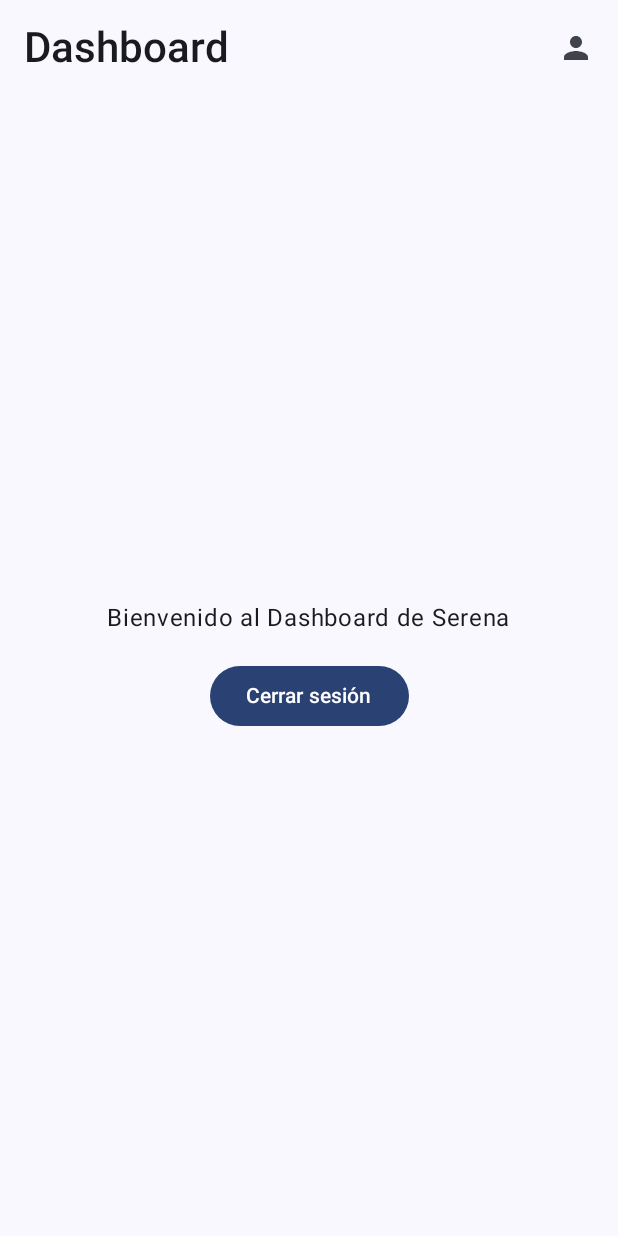
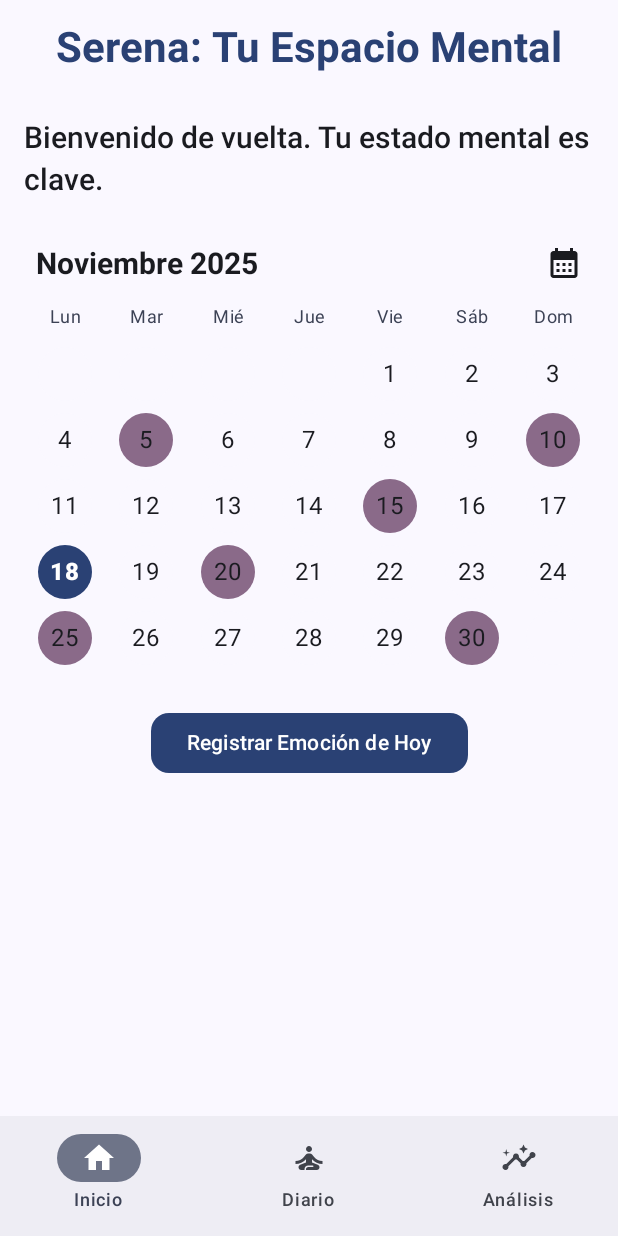
Before and after one commit to SolgreyDuocUC/Serena.sdk, an Android app built with Jetpack Compose: the screen it shows after launch (MainActivity), after a tap on "Iniciar sesión", on a phone screen of 412 x 824 dp. Run offline under Robolectric (Android 15) with nearby library versions, the phone set to English and light mode, and no system bars.

Commit message:
HomeApp Mockup creado

```diff
--- a/app/src/main/java/com/duocuc/serena/MainActivity.kt
+++ b/app/src/main/java/com/duocuc/serena/MainActivity.kt
@@ -3,15 +3,19 @@ package com.duocuc.serena
 import android.os.Bundle
 import androidx.activity.ComponentActivity
 import androidx.activity.compose.setContent
+import androidx.activity.enableEdgeToEdge
+import androidx.navigation.compose.rememberNavController
 import com.duocuc.serena.navigation.AppNav
 import com.duocuc.serena.ui.theme.theme.SerenaTheme
 
 class MainActivity : ComponentActivity() {
     override fun onCreate(savedInstanceState: Bundle?) {
         super.onCreate(savedInstanceState)
+        enableEdgeToEdge()
         setContent {
             SerenaTheme {
-                AppNav()
+                val navController = rememberNavController()
+                AppNav(navController)
             }
         }
     }
--- a/app/src/main/java/com/duocuc/serena/navigation/AppNav.kt
+++ b/app/src/main/java/com/duocuc/serena/navigation/AppNav.kt
@@ -2,6 +2,7 @@ package com.duocuc.serena.navigation
 
 import androidx.compose.runtime.Composable
 import androidx.compose.runtime.LaunchedEffect
+import androidx.navigation.NavHostController
 import androidx.navigation.compose.NavHost
 import androidx.navigation.compose.composable
 import androidx.navigation.compose.rememberNavController
@@ -9,25 +10,28 @@ import com.duocuc.serena.ui.theme.screens.*
 import kotlinx.coroutines.delay
 
 @Composable
-fun AppNav() {
+fun AppNav(navController1: NavHostController) {
+    // Este controlador es el principal de navegación de la app
     val navController = rememberNavController()
 
     NavHost(navController = navController, startDestination = Route.Splash.path) {
+
+        // --- Splash ---
         composable(Route.Splash.path) {
-            // Use HomeScreen as the animated splash screen
             HomeScreen()
             LaunchedEffect(Unit) {
-                delay(3000) // Display for 3 seconds
+                delay(3000)
                 navController.navigate(Route.Login.path) {
-                    // Pop up to the splash screen to remove it from the back stack
                     popUpTo(Route.Splash.path) { inclusive = true }
                 }
             }
         }
+
+        // --- Login ---
         composable(Route.Login.path) {
             LoginScreen(
                 onLoginSuccess = {
-                    navController.navigate(Route.Dashboard.path) {
+                    navController.navigate(Route.Home.path) {
                         popUpTo(Route.Login.path) { inclusive = true }
                     }
                 },
@@ -36,28 +40,37 @@ fun AppNav() {
                 }
             )
         }
+
+        // --- Registro ---
         composable(Route.Register.path) {
             RegisterScreen(
                 onRegisterSuccess = {
-                     navController.navigate(Route.Login.path) {
+                    navController.navigate(Route.Login.path) {
                         popUpTo(Route.Login.path) { inclusive = true }
-                     }
+                    }
                 },
                 onNavigateToLogin = { navController.popBackStack() }
             )
         }
-        composable(Route.Dashboard.path) {
-            DashboardScreen(
-                onLogout = {
-                    navController.navigate(Route.Login.path) {
-                        popUpTo(Route.Dashboard.path) { inclusive = true }
-                    }
-                },
-                onNavigateToProfile = {
-                    navController.navigate(Route.Profile.path)
-                }
+
+        // --- Pantalla Principal (HomeAppScreen) ---
+        composable(Route.Home.path) {
+            HomeAppScreen(nav = navController)
+        }
+
+        // --- Subpantallas internas ---
+        composable(Route.Journal.path) {
+            JournalScreen(
+                onNavigateBack = { navController.popBackStack() }
             )
         }
+
+        composable(Route.Analysis.path) {
+            AnalysisScreen(
+                onNavigateBack = { navController.popBackStack() }
+            )
+        }
+
         composable(Route.Profile.path) {
             ProfileScreen(
                 onNavigateBack = { navController.popBackStack() }
@@ -65,3 +78,13 @@ fun AppNav() {
         }
     }
 }
+
+@Composable
+fun AnalysisScreen(onNavigateBack: () -> Boolean) {
+    TODO("Not yet implemented")
+}
+
+@Composable
+fun JournalScreen(onNavigateBack: () -> Boolean) {
+    TODO("Not yet implemented")
+}
--- a/app/src/main/java/com/duocuc/serena/navigation/Routes.kt
+++ b/app/src/main/java/com/duocuc/serena/navigation/Routes.kt
@@ -4,6 +4,8 @@ sealed class Route(val path: String) {
     object Splash : Route("splash")
     object Login : Route("login")
     object Register : Route("register")
-    object Dashboard : Route("dashboard")
+    object Home : Route("home")
+    object Journal : Route("journal")
+    object Analysis : Route("analysis")
     object Profile : Route("profile")
 }
--- a/app/src/main/java/com/duocuc/serena/service/UserUiService.kt
+++ /dev/null
@@ -1,5 +0,0 @@
-package com.duocuc.serena.service
-
-public interface UserUiService {
-
-}
--- /dev/null
+++ b/app/src/main/java/com/duocuc/serena/ui/theme/screens/HomeAppScreen.kt
@@ -0,0 +1,211 @@
+package com.duocuc.serena.ui.theme.screens
+
+import androidx.compose.foundation.background
+import androidx.compose.foundation.layout.*
+import androidx.compose.foundation.shape.RoundedCornerShape
+import androidx.compose.material.icons.Icons
+import androidx.compose.material.icons.filled.CalendarMonth
+import androidx.compose.material.icons.filled.Home
+import androidx.compose.material.icons.filled.Insights
+import androidx.compose.material.icons.filled.SelfImprovement
+import androidx.compose.material3.*
+import androidx.compose.runtime.*
+import androidx.compose.ui.Alignment
+import androidx.compose.ui.Modifier
+import androidx.compose.ui.draw.clip
+import androidx.compose.ui.text.font.FontWeight
+import androidx.compose.ui.text.style.TextAlign
+import androidx.compose.ui.unit.dp
+import androidx.navigation.NavController
+import com.duocuc.serena.navigation.Route
+
+// ----------------------
+// MODELOS Y CONFIGURACIÓN
+// ----------------------
+data class BottomNavItem(
+    val route: Route,
+    val icon: androidx.compose.ui.graphics.vector.ImageVector,
+    val label: String
+)
+
+private val bottomNavItems = listOf(
+    BottomNavItem(Route.Home, Icons.Filled.Home, "Inicio"),
+    BottomNavItem(Route.Journal, Icons.Filled.SelfImprovement, "Diario"),
+    BottomNavItem(Route.Analysis, Icons.Filled.Insights, "Análisis")
+)
+
+// ----------------------
+// BARRA DE NAVEGACIÓN INFERIOR
+// ----------------------
+@Composable
+fun BottomNavBar(navController: NavController) {
+    var selectedItem by remember { mutableStateOf(Route.Home.path) }
+
+    NavigationBar(containerColor = MaterialTheme.colorScheme.surfaceContainer) {
+        bottomNavItems.forEach { item ->
+            NavigationBarItem(
+                icon = { Icon(item.icon, contentDescription = item.label) },
+                label = { Text(item.label) },
+                selected = selectedItem == item.route.path,
+                onClick = {
+                    selectedItem = item.route.path
+                    navController.navigate(item.route.path) {
+                        popUpTo(Route.Home.path) { inclusive = false }
+                        launchSingleTop = true
+                    }
+                }
+            )
+        }
+    }
+}
+
+// ----------------------
+// CALENDARIO SIMPLIFICADO
+// ----------------------
+@Composable
+fun CalendarView() {
+    val daysOfWeek = listOf("Lun", "Mar", "Mié", "Jue", "Vie", "Sáb", "Dom")
+
+    Column(
+        modifier = Modifier
+            .fillMaxWidth()
+            .padding(top = 16.dp)
+    ) {
+        // Encabezado del mes
+        Row(
+            modifier = Modifier
+                .fillMaxWidth()
+                .padding(horizontal = 8.dp),
+            horizontalArrangement = Arrangement.SpaceBetween,
+            verticalAlignment = Alignment.CenterVertically
+        ) {
+            Text(
+                "Noviembre 2025",
+                style = MaterialTheme.typography.titleMedium,
+                fontWeight = FontWeight.Bold
+            )
+            Icon(Icons.Default.CalendarMonth, contentDescription = "Cambiar mes")
+        }
+
+        Spacer(Modifier.height(16.dp))
+
+        // Días de la semana
+        Row(
+            modifier = Modifier.fillMaxWidth(),
+            horizontalArrangement = Arrangement.SpaceAround
+        ) {
+            daysOfWeek.forEach { day ->
+                Text(
+                    text = day,
+                    style = MaterialTheme.typography.bodySmall,
+                    color = MaterialTheme.colorScheme.secondary,
+                    textAlign = TextAlign.Center,
+                    modifier = Modifier.width(36.dp)
+                )
+            }
+        }
+
+        Spacer(Modifier.height(8.dp))
+
+        // Días del mes (mock)
+        val dummyDays = listOf(
+            null, null, null, null, 1, 2, 3,
+            4, 5, 6, 7, 8, 9, 10,
+            11, 12, 13, 14, 15, 16, 17,
+            18, 19, 20, 21, 22, 23, 24,
+            25, 26, 27, 28, 29, 30, null
+        )
+        val rows = dummyDays.chunked(7)
+        val today = 18
+
+        rows.forEach { row ->
+            Row(
+                modifier = Modifier
+                    .fillMaxWidth()
+                    .padding(vertical = 4.dp),
+                horizontalArrangement = Arrangement.SpaceAround
+            ) {
+                row.forEach { day ->
+                    val isToday = day == today
+                    val hasEntry = day != null && day % 5 == 0
+
+                    Box(
+                        modifier = Modifier
+                            .size(36.dp)
+                            .aspectRatio(1f)
+                            .clip(RoundedCornerShape(18.dp))
+                            .background(
+                                when {
+                                    isToday -> MaterialTheme.colorScheme.primary
+                                    hasEntry -> MaterialTheme.colorScheme.tertiaryContainer
+                                    else -> MaterialTheme.colorScheme.surface
+                                }
+                            ),
+                        contentAlignment = Alignment.Center
+                    ) {
+                        if (day != null) {
+                            Text(
+                                text = day.toString(),
+                                color = if (isToday)
+                                    MaterialTheme.colorScheme.onPrimary
+                                else
+                                    MaterialTheme.colorScheme.onSurface,
+                                fontWeight = if (isToday) FontWeight.ExtraBold else FontWeight.Normal
+                            )
+                        }
+                    }
+                }
+            }
+        }
+    }
+}
+
+// ----------------------
+// PANTALLA PRINCIPAL (HOME)
+// ----------------------
+@OptIn(ExperimentalMaterial3Api::class)
+@Composable
+fun HomeAppScreen(nav: NavController) {
+    Scaffold(
+        topBar = {
+            CenterAlignedTopAppBar(
+                title = {
+                    Text(
+                        "Serena: Tu Espacio Mental",
+                        color = MaterialTheme.colorScheme.primary,
+                        fontWeight = FontWeight.Bold
+                    )
+                },
+                colors = TopAppBarDefaults.centerAlignedTopAppBarColors(
+                    containerColor = MaterialTheme.colorScheme.surface
+                )
+            )
+        },
+        bottomBar = { BottomNavBar(navController = nav) }
+    ) { paddingValues ->
+        Column(
+            modifier = Modifier
+                .fillMaxSize()
+                .padding(paddingValues)
+                .padding(horizontal = 16.dp),
+            horizontalAlignment = Alignment.CenterHorizontally
+        ) {
+            Text(
+                text = "Bienvenido de vuelta. Tu estado mental es clave.",
+                style = MaterialTheme.typography.titleMedium,
+                modifier = Modifier.padding(vertical = 16.dp)
+            )
+
+            CalendarView()
+
+            Spacer(Modifier.height(24.dp))
+
+            Button(
+                onClick = { nav.navigate(Route.Journal.path) },
+                shape = RoundedCornerShape(12.dp)
+            ) {
+                Text("Registrar Emoción de Hoy")
+            }
+        }
+    }
+}
--- a/gradle/libs.versions.toml
+++ b/gradle/libs.versions.toml
@@ -10,6 +10,7 @@ activityCompose = "1.11.0"
 composeBom = "2024.09.00"
 navigationRuntimeKtx = "2.9.5"
 roomCommonJvm = "2.8.2"
+composeMaterial3 = "1.5.4"
 
 [libraries]
 androidx-core-ktx = { group = "androidx.core", name = "core-ktx", version.ref = "coreKtx" }
@@ -28,6 +29,7 @@ androidx-compose-ui-test-junit4 = { group = "androidx.compose.ui", name = "ui-te
 androidx-compose-material3 = { group = "androidx.compose.material3", name = "material3" }
 androidx-navigation-runtime-ktx = { group = "androidx.navigation", name = "navigation-runtime-ktx", version.ref = "navigationRuntimeKtx" }
 androidx-room-common-jvm = { group = "androidx.room", name = "room-common-jvm", version.ref = "roomCommonJvm" }
+compose-material3 = { group = "androidx.wear.compose", name = "compose-material3", version.ref = "composeMaterial3" }
 
 [plugins]
 android-application = { id = "com.android.application", version.ref = "agp" }
```
Also changed, not shown: app/build.gradle.kts (+7 -3 lines).
